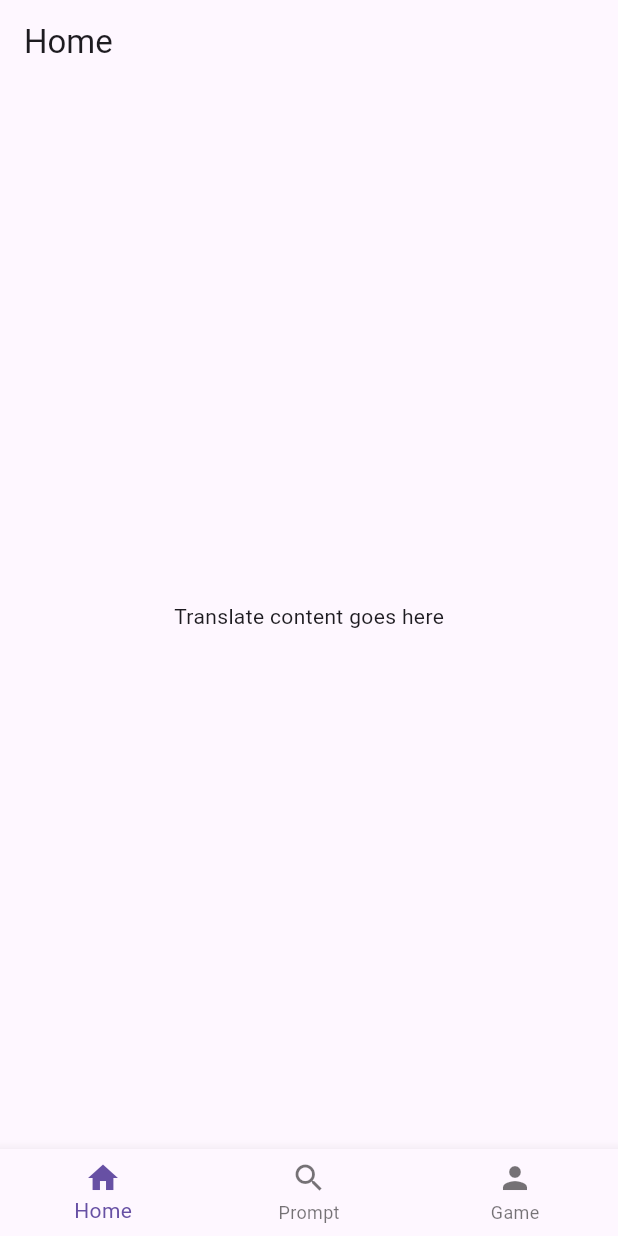
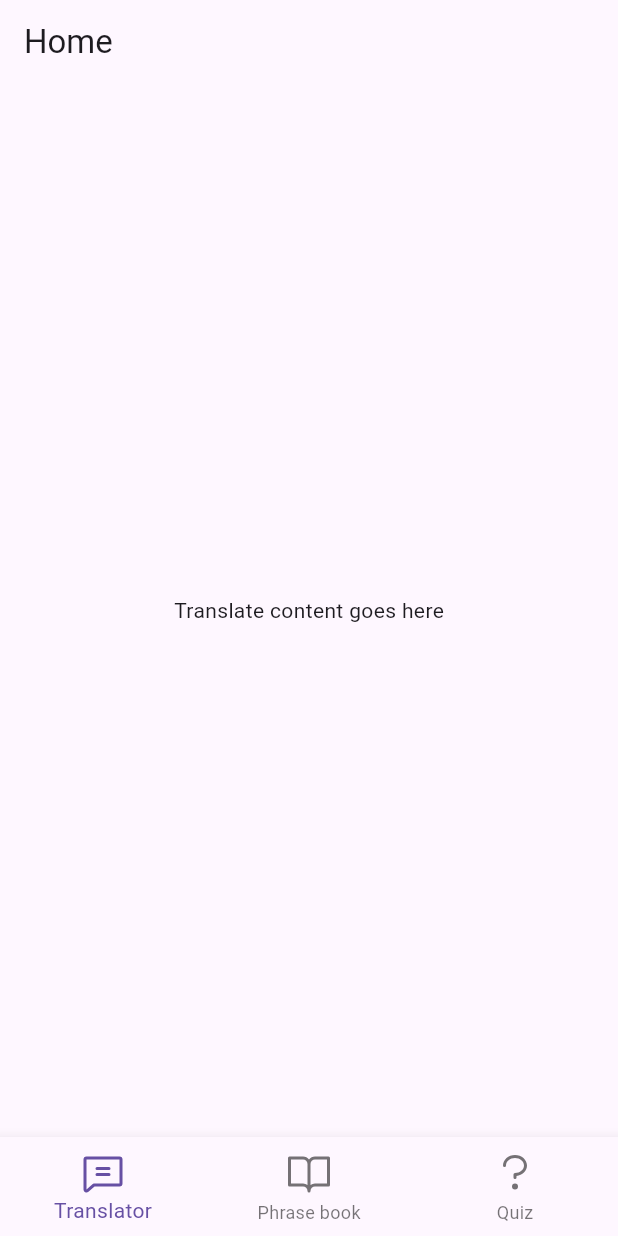
Before and after one commit to ylruiz/flutter_meetup_16_08_2025, a Flutter app: the screen it shows after launch, on a phone screen of 412 x 824 dp. Run offline on Flutter 3.47's test engine with Material 3 defaults, Android fonts, the phone set to English and light mode, and no system bars; our stand-ins replace auto_route, flutter_riverpod, hooks_riverpod, phosphor_flutter.

Commit message:
update BottomNavigationBar

```diff
--- a/lib/screens/home_screen.dart
+++ b/lib/screens/home_screen.dart
@@ -1,5 +1,6 @@
 import 'package:flutter/material.dart';
 import 'package:flutter_riverpod/flutter_riverpod.dart';
+import 'package:phosphor_flutter/phosphor_flutter.dart';
 
 final selectedIndexProvider = StateProvider<int>((ref) => 0);
 
@@ -21,11 +22,21 @@ class HomeScreen extends ConsumerWidget {
       body: _pages[selectedIndex],
       bottomNavigationBar: BottomNavigationBar(
         currentIndex: selectedIndex,
-        onTap: (index) => ref.read(selectedIndexProvider.notifier).state = index,
+        onTap: (index) =>
+            ref.read(selectedIndexProvider.notifier).state = index,
         items: const [
-          BottomNavigationBarItem(icon: Icon(Icons.home), label: 'Home'),
-          BottomNavigationBarItem(icon: Icon(Icons.search), label: 'Prompt'),
-          BottomNavigationBarItem(icon: Icon(Icons.person), label: 'Game'),
+          BottomNavigationBarItem(
+            icon: Icon(PhosphorIconsRegular.chatText, size: 32.0),
+            label: 'Translator',
+          ),
+          BottomNavigationBarItem(
+            icon: Icon(PhosphorIconsRegular.bookOpen, size: 32.0),
+            label: 'Phrase book',
+          ),
+          BottomNavigationBarItem(
+            icon: Icon(PhosphorIconsRegular.questionMark, size: 32.0),
+            label: 'Quiz',
+          ),
         ],
       ),
     );
```
